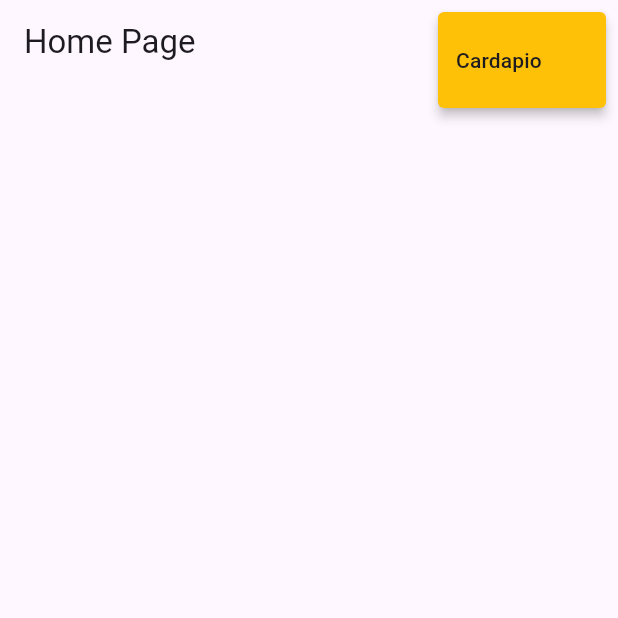
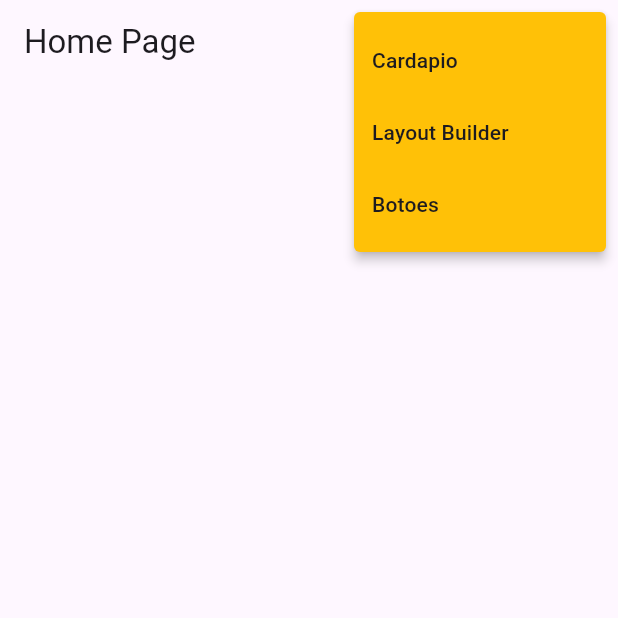
Before and after one commit to MizaelDouglasDeMello/primeiro_projeto-flutter, a Flutter app: the screen it shows after launch, after a tap on the "restaurant menu" icon, on a phone screen of 412 x 824 dp, the top half of it. Run offline on Flutter 3.47's test engine with Material 3 defaults, Android fonts, the phone set to English and light mode, and no system bars; our stand-ins replace device_preview.

```diff
--- a/lib/main.dart
+++ b/lib/main.dart
@@ -1,7 +1,9 @@
 import 'package:device_preview/device_preview.dart';
 import 'package:flutter/material.dart';
+import 'package:primeiro_projeto/pages/botoes_rotacao/botao_page.dart';
 import 'package:primeiro_projeto/pages/container/container_page.dart';
 import 'package:primeiro_projeto/pages/home/home_page.dart';
+import 'package:primeiro_projeto/pages/layout_builder_page.dart';
 
 void main() => runApp(
       DevicePreview(
@@ -27,6 +29,8 @@ class MyApp extends StatelessWidget {
       routes: {
         '/': (_) => HomePage(),
         '/container': (_) => ContainerPage(),
+        '/layoutBuilder': (_) => LayoutBuilderPage(),
+        '/botao': (_) => BotaoPage(),
       },
     );
   }
--- a/lib/pages/home/home_page.dart
+++ b/lib/pages/home/home_page.dart
@@ -1,6 +1,6 @@
 import 'package:flutter/material.dart';
 
-enum PopupMenuPages { container }
+enum PopupMenuPages { container, layoutBuilder, botao }
 
 class HomePage extends StatelessWidget {
   const HomePage({super.key});
@@ -19,6 +19,13 @@ class HomePage extends StatelessWidget {
                     case PopupMenuPages.container:
                       Navigator.of(context).pushNamed('/container');
                       break;
+                    case PopupMenuPages.layoutBuilder:
+                      Navigator.of(context).pushNamed('/layoutBuilder');
+                      break;
+                    case PopupMenuPages.botao:
+                      Navigator.of(context).pushNamed('/botao');
+                      break;
+
                     default:
                   }
                 },
@@ -26,7 +33,12 @@ class HomePage extends StatelessWidget {
                   return <PopupMenuItem<PopupMenuPages>>[
                     const PopupMenuItem(
                         value: PopupMenuPages.container,
-                        child: Text('Cardapio'))
+                        child: Text('Cardapio')),
+                    const PopupMenuItem(
+                        value: PopupMenuPages.layoutBuilder,
+                        child: Text('Layout Builder')),
+                    const PopupMenuItem(
+                        value: PopupMenuPages.botao, child: Text('Botoes'))
                   ];
                 })
           ],
```
Also changed, not shown: lib/pages/botoes_rotacao/botao_page.dart (added, +63 -0 lines), lib/pages/layout_builder_page.dart (added, +38 -0 lines), 2 other files.
